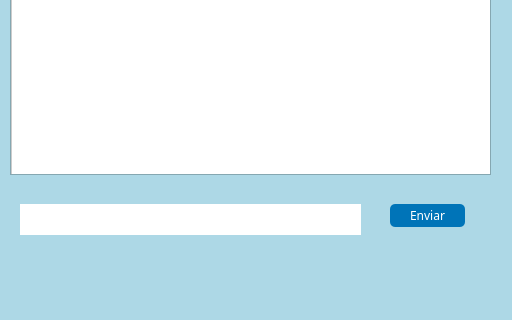
The window that src/interfaces/ModeloChat.ui (fornari03/ChatWF) describes before a commit, drawn with Qt 5; both pictures show x 0 to 512 and y 286 to 606 of the 512 by 606 pixel window.
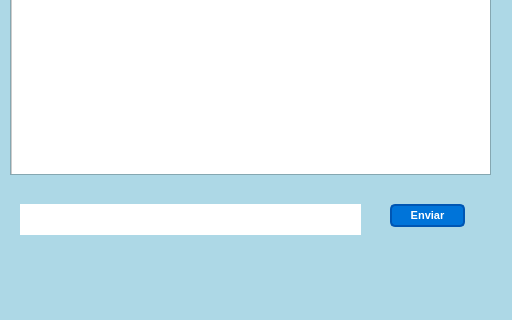
The same window after the commit.

Patch:
```diff
--- a/src/interfaces/ModeloChat.ui
+++ b/src/interfaces/ModeloChat.ui
@@ -100,15 +100,19 @@
     </property>
     <property name="font">
      <font>
-      <family>Microsoft YaHei</family>
+      <pointsize>-1</pointsize>
+      <weight>75</weight>
+      <bold>true</bold>
      </font>
     </property>
     <property name="styleSheet">
-     <string notr="true">background-color: #0074b8;
-color: #ffffff;
-border: none;
-border-radius: 5px;
-padding: 5px 10px</string>
+     <string notr="true">    background-color: #0074D9;
+    color: #FFFFFF; 
+    border: 2px solid #0056b3; 
+    border-radius: 5px; 
+    padding: 5px 15px;
+    font-size: 11px;
+    font-weight: bold;</string>
     </property>
     <property name="text">
      <string>Enviar</string>
```
